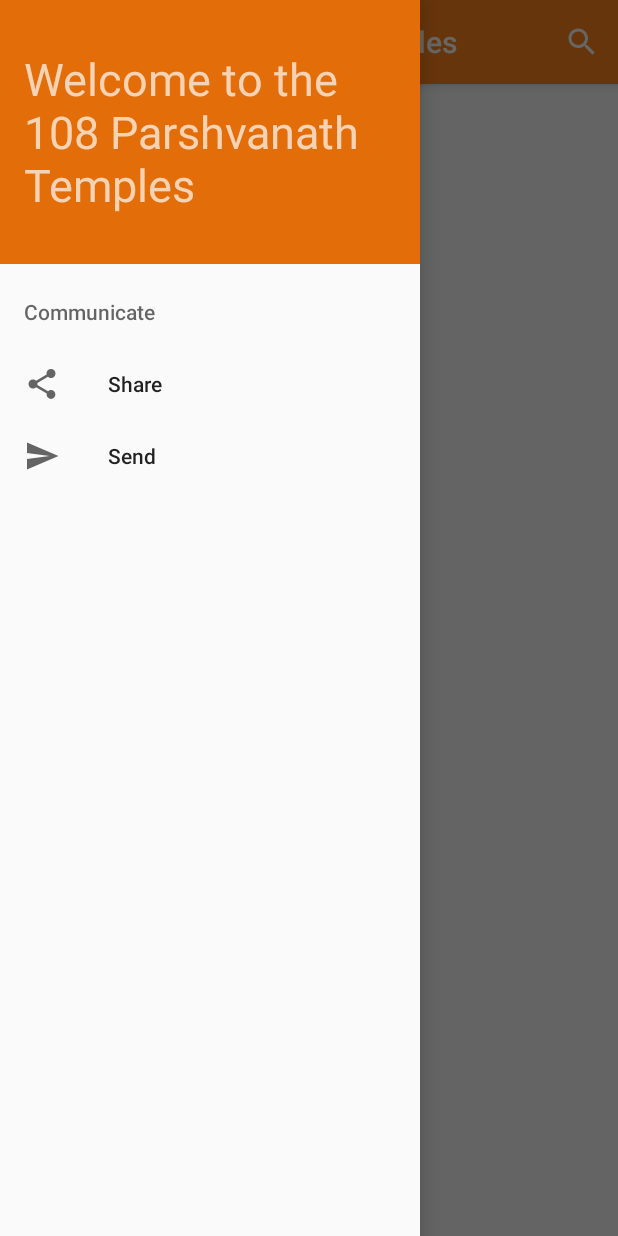
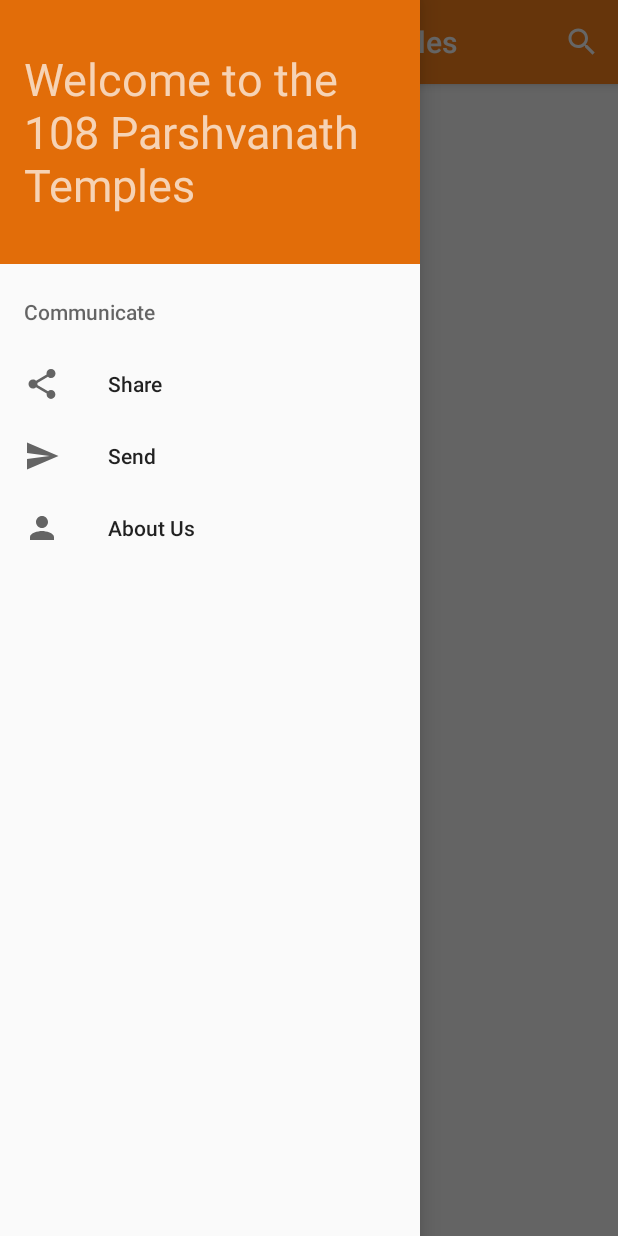
Before and after one commit to vihansolo/108Parshvnath, an Android app: the screen it shows after launch (MainActivity), with the side drawer open, on a phone screen of 412 x 824 dp. Run offline under Robolectric (Android 15) with nearby library versions, the phone set to English and light mode, and no system bars; our stand-ins replace Firebase (no records; nobody signed in at launch, a user with empty details on screens opened directly).

Commit message:
Added About Us Activity according to specifications.

```diff
--- a/app/src/main/java/ga/vihanggarud/www/a108parshvnath/MainActivity.java
+++ b/app/src/main/java/ga/vihanggarud/www/a108parshvnath/MainActivity.java
@@ -202,6 +202,12 @@ public class MainActivity extends AppCompatActivity implements NavigationView.On
 
         }
 
+        else if (id == R.id.nav_about_us) {
+
+            Intent intent = new Intent(MainActivity.this, AboutUs.class);
+            startActivity(intent);
+        }
+
         DrawerLayout drawer = findViewById(R.id.drawer_layout);
         drawer.closeDrawer(GravityCompat.START);
         return true;
--- /dev/null
+++ b/app/src/main/res/drawable/ic_person_black_24dp.xml
@@ -0,0 +1,9 @@
+<vector xmlns:android="http://schemas.android.com/apk/res/android"
+        android:width="24dp"
+        android:height="24dp"
+        android:viewportWidth="24.0"
+        android:viewportHeight="24.0">
+    <path
+        android:fillColor="#FF000000"
+        android:pathData="M12,12c2.21,0 4,-1.79 4,-4s-1.79,-4 -4,-4 -4,1.79 -4,4 1.79,4 4,4zM12,14c-2.67,0 -8,1.34 -8,4v2h16v-2c0,-2.66 -5.33,-4 -8,-4z"/>
+</vector>
--- a/app/src/main/res/menu/activity_main_drawer.xml
+++ b/app/src/main/res/menu/activity_main_drawer.xml
@@ -4,16 +4,26 @@
     tools:showIn="navigation_view">
 
     <item android:title="@string/communicate">
+
         <menu>
+
             <item
                 android:id="@+id/nav_share"
                 android:icon="@drawable/ic_menu_share"
                 android:title="@string/share" />
+
             <item
                 android:id="@+id/nav_send"
                 android:icon="@drawable/ic_menu_send"
                 android:title="@string/send" />
+
+            <item
+                android:id="@+id/nav_about_us"
+                android:icon="@drawable/ic_person_black_24dp"
+                android:title="@string/about_us"/>
+
         </menu>
+
     </item>
 
 </menu>
--- a/app/src/main/res/values/strings.xml
+++ b/app/src/main/res/values/strings.xml
@@ -15,6 +15,7 @@
     <string name="communicate">Communicate</string>
     <string name="share">Share</string>
     <string name="send">Send</string>
+    <string name="about_us">About Us</string>
 
     //list_item.xml
     <string name="templeImage">Temple Image</string>
```
Also changed, not shown: app/src/main/AndroidManifest.xml (+9 -5 lines), app/src/main/java/ga/vihanggarud/www/a108parshvnath/AboutUs.java (added, +17 -0 lines), app/src/main/res/layout/activity_about_us.xml (added, +9 -0 lines), app/build.gradle (line endings or trailing spaces).
